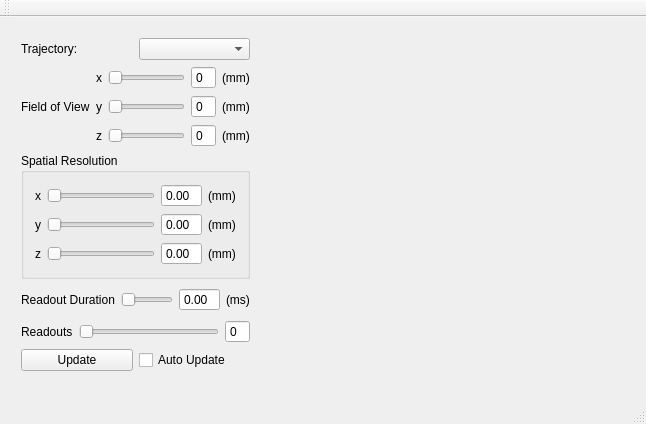
Qt form trajectorydesigner/mainwindow.ui (nio1814/MRItrajectory) before a commit.
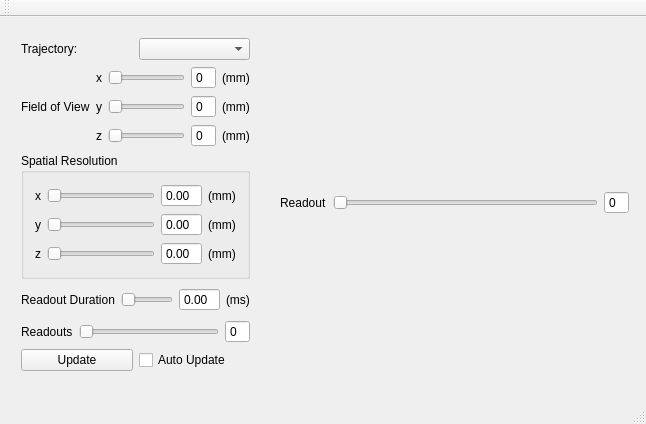
The same form after that commit.

Diff of the .ui file:
```diff
--- a/trajectorydesigner/mainwindow.ui
+++ b/trajectorydesigner/mainwindow.ui
@@ -334,13 +334,42 @@
    <widget class="QWidget" name="gridLayoutWidget">
     <property name="geometry">
      <rect>
-      <x>270</x>
+      <x>269</x>
       <y>10</y>
       <width>371</width>
-      <height>301</height>
+      <height>351</height>
      </rect>
     </property>
-    <layout class="QGridLayout" name="gridLayout"/>
+    <layout class="QVBoxLayout" name="verticalLayout_4">
+     <item>
+      <layout class="QGridLayout" name="gridLayout"/>
+     </item>
+     <item>
+      <layout class="QHBoxLayout" name="horizontalLayout_10">
+       <item>
+        <widget class="QLabel" name="label_18">
+         <property name="text">
+          <string>Readout</string>
+         </property>
+        </widget>
+       </item>
+       <item>
+        <widget class="QSlider" name="readoutSlider">
+         <property name="orientation">
+          <enum>Qt::Horizontal</enum>
+         </property>
+        </widget>
+       </item>
+       <item>
+        <widget class="QSpinBox" name="readoutSpinBox">
+         <property name="buttonSymbols">
+          <enum>QAbstractSpinBox::NoButtons</enum>
+         </property>
+        </widget>
+       </item>
+      </layout>
+     </item>
+    </layout>
    </widget>
   </widget>
   <widget class="QMenuBar" name="menuBar">
```
Left out of the diff: 2 changed lines with no effect on the pictures.
